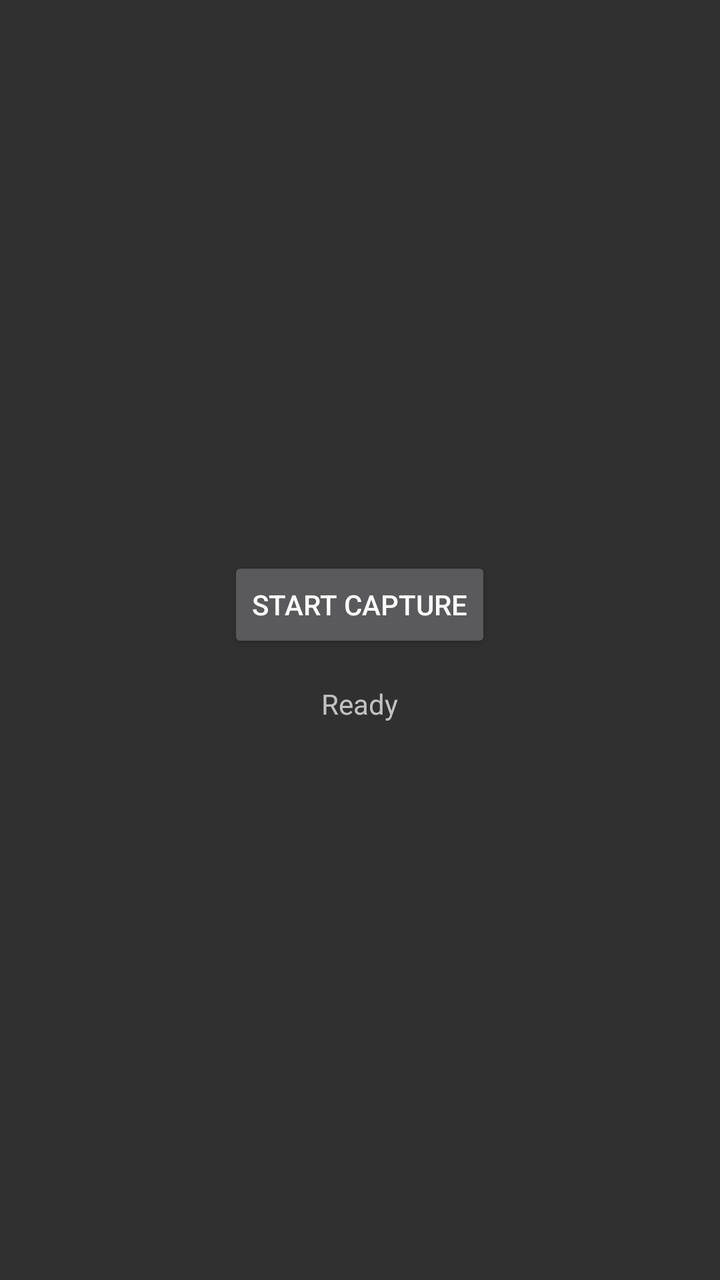
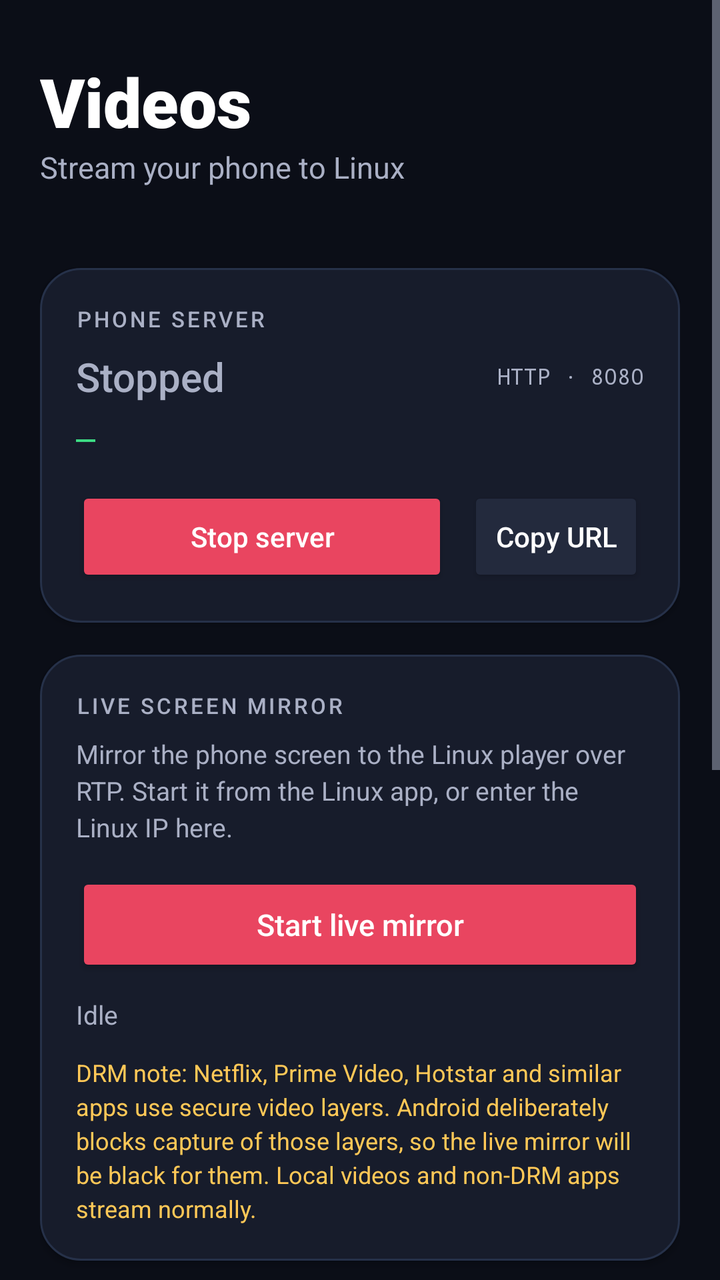

Before-and-after screenshots of an Android layout around one commit, followed by the original layout XML and the change that was made.
<!-- AndroidManifest.xml: application theme Theme.Videos -->
<!-- res/layout/activity_main.xml -->
<?xml version="1.0" encoding="utf-8"?>
<LinearLayout xmlns:android="http://schemas.android.com/apk/res/android"
    android:layout_width="match_parent"
    android:layout_height="match_parent"
    android:orientation="vertical"
    android:gravity="center"
    android:padding="16dp">

    <Button
        android:id="@+id/capture_button"
        android:layout_width="wrap_content"
        android:layout_height="wrap_content"
        android:text="Start Capture" />

    <TextView
        android:id="@+id/status_text"
        android:layout_width="wrap_content"
        android:layout_height="wrap_content"
        android:layout_marginTop="16dp"
        android:text="Ready" />
</LinearLayout>
<!-- resources referenced by this layout -->
<resources>
  <style name="Theme.Videos" parent="android:Theme.Material.NoActionBar" />
</resources>

<!-- the commit's change to res/layout/activity_main.xml (unified diff, before → after) -->
@@ -1,21 +1,242 @@
 <?xml version="1.0" encoding="utf-8"?>
-<LinearLayout xmlns:android="http://schemas.android.com/apk/res/android"
+<ScrollView xmlns:android="http://schemas.android.com/apk/res/android"
     android:layout_width="match_parent"
     android:layout_height="match_parent"
-    android:orientation="vertical"
-    android:gravity="center"
-    android:padding="16dp">
-
-    <Button
-        android:id="@+id/capture_button"
-        android:layout_width="wrap_content"
+    android:background="@color/bg"
+    android:fillViewport="true">
+
+    <LinearLayout
+        android:layout_width="match_parent"
         android:layout_height="wrap_content"
-        android:text="Start Capture" />
-
-    <TextView
-        android:id="@+id/status_text"
-        android:layout_width="wrap_content"
-        android:layout_height="wrap_content"
-        android:layout_marginTop="16dp"
-        android:text="Ready" />
-</LinearLayout>
+        android:orientation="vertical"
+        android:padding="20dp">
+
+        <TextView
+            android:layout_width="wrap_content"
+            android:layout_height="wrap_content"
+            android:layout_marginTop="8dp"
+            android:fontFamily="sans-serif-black"
+            android:text="Videos"
+            android:textColor="@color/text_primary"
+            android:textSize="34sp" />
+
+        <TextView
+            android:layout_width="wrap_content"
+            android:layout_height="wrap_content"
+            android:text="Stream your phone to Linux"
+            android:textColor="@color/text_secondary"
+            android:textSize="15sp" />
+
+        <TextView
+            android:id="@+id/device_name"
+            android:layout_width="wrap_content"
+            android:layout_height="wrap_content"
+            android:layout_marginTop="4dp"
+            android:layout_marginBottom="4dp"
+            android:textColor="@color/text_secondary"
+            android:textSize="12sp" />
+
+        <LinearLayout
+            android:layout_width="match_parent"
+            android:layout_height="wrap_content"
+            android:layout_marginTop="16dp"
+            android:background="@drawable/card_bg"
+            android:elevation="2dp"
+            android:orientation="vertical"
+            android:padding="18dp">
+
+            <TextView
+                android:layout_width="wrap_content"
+                android:layout_height="wrap_content"
+                android:fontFamily="sans-serif-medium"
+                android:letterSpacing="0.12"
+                android:text="PHONE SERVER"
+                android:textColor="@color/text_secondary"
+                android:textSize="11sp" />
+
+            <LinearLayout
+                android:layout_width="match_parent"
+                android:layout_height="wrap_content"
+                android:layout_marginTop="8dp"
+                android:gravity="center_vertical"
+                android:orientation="horizontal">
+
+                <TextView
+                    android:id="@+id/server_status"
+                    android:layout_width="0dp"
+                    android:layout_height="wrap_content"
+                    android:layout_weight="1"
+                    android:fontFamily="sans-serif-medium"
+                    android:text="Stopped"
+                    android:textColor="@color/text_secondary"
+                    android:textSize="20sp" />
+
+                <TextView
+                    android:layout_width="wrap_content"
+                    android:layout_height="wrap_content"
+                    android:fontFamily="monospace"
+                    android:text="HTTP · 8080"
+                    android:textColor="@color/text_secondary"
+                    android:textSize="11sp" />
+            </LinearLayout>
+
+            <TextView
+                android:id="@+id/server_url"
+                android:layout_width="match_parent"
+                android:layout_height="wrap_content"
+                android:layout_marginTop="6dp"
+                android:fontFamily="monospace"
+                android:text="—"
+                android:textColor="@color/success"
+                android:textIsSelectable="true"
+                android:textSize="16sp" />
+
+            <LinearLayout
+                android:layout_width="match_parent"
+                android:layout_height="wrap_content"
+                android:layout_marginTop="14dp"
+                android:orientation="horizontal">
+
+                <Button
+                    android:id="@+id/server_button"
+                    android:layout_width="0dp"
+                    android:layout_height="50dp"
+                    android:layout_weight="1"
+                    android:backgroundTint="@color/primary"
+                    android:fontFamily="sans-serif-medium"
+                    android:text="Stop server"
+                    android:textAllCaps="false"
+                    android:textColor="@color/text_primary"
+                    android:textSize="14sp" />
+
+                <Button
+                    android:id="@+id/copy_url_button"
+                    android:layout_width="wrap_content"
+                    android:layout_height="50dp"
+                    android:layout_marginStart="10dp"
+                    android:backgroundTint="@color/surface_alt"
+                    android:fontFamily="sans-serif-medium"
+                    android:text="Copy URL"
+                    android:textAllCaps="false"
+                    android:textColor="@color/text_primary"
+                    android:textSize="14sp" />
+            </LinearLayout>
+        </LinearLayout>
+
+        <LinearLayout
+            android:layout_width="match_parent"
+            android:layout_height="wrap_content"
+            android:layout_marginTop="16dp"
+            android:background="@drawable/card_bg"
+            android:elevation="2dp"
+            android:orientation="vertical"
+            android:padding="18dp">
+
+            <TextView
+                android:layout_width="wrap_content"
+                android:layout_height="wrap_content"
+                android:fontFamily="sans-serif-medium"
+                android:letterSpacing="0.12"
+                android:text="LIVE SCREEN MIRROR"
+                android:textColor="@color/text_secondary"
+                android:textSize="11sp" />
+
+            <TextView
+                android:layout_width="match_parent"
+                android:layout_height="wrap_content"
+                android:layout_marginTop="8dp"
+                android:lineSpacingExtra="3dp"
+                android:text="Mirror the phone screen to the Linux player over RTP. Start it from the Linux app, or enter the Linux IP here."
+                android:textColor="@color/text_secondary"
+                android:textSize="13sp" />
+
+            <Button
+                android:id="@+id/live_button"
+                android:layout_width="match_parent"
+                android:layout_height="52dp"
+                android:layout_marginTop="14dp"
+                android:backgroundTint="@color/primary"
+                android:fontFamily="sans-serif-medium"
+                android:text="Start live mirror"
+                android:textAllCaps="false"
+                android:textColor="@color/text_primary"
+                android:textSize="15sp" />
+
+            <TextView
+                android:id="@+id/live_status"
+                android:layout_width="match_parent"
+                android:layout_height="wrap_content"
+                android:layout_marginTop="10dp"
+                android:text="Idle"
+                android:textColor="@color/text_secondary"
+                android:textSize="13sp" />
+
+            <TextView
+                android:layout_width="match_parent"
+                android:layout_height="wrap_content"
+                android:layout_marginTop="12dp"
+                android:lineSpacingExtra="3dp"
+                android:text="DRM note: Netflix, Prime Video, Hotstar and similar apps use secure video layers. Android deliberately blocks capture of those layers, so the live mirror will be black for them. Local videos and non-DRM apps stream normally."
+                android:textColor="@color/warning"
+                android:textSize="12sp" />
+        </LinearLayout>
+
+        <LinearLayout
+            android:layout_width="match_parent"
+            android:layout_height="wrap_content"
+            android:layout_marginTop="16dp"
+            android:background="@drawable/card_bg"
+            android:elevation="2dp"
+            android:orientation="vertical"
+            android:padding="18dp">
+
+            <TextView
+                android:layout_width="wrap_content"
+                android:layout_height="wrap_content"
+                android:fontFamily="sans-serif-medium"
+                android:letterSpacing="0.12"
+                android:text="HOW TO WATCH"
+                android:textColor="@color/text_secondary"
+                android:textSize="11sp" />
+
+            <TextView
+                android:layout_width="match_parent"
+                android:layout_height="wrap_content"
+                android:layout_marginTop="10dp"
+                android:lineSpacingExtra="5dp"
+                android:text="1. Keep the phone and the Linux machine on the same Wi-Fi.\n2. Leave this server running.\n3. On Linux run: python3 linux_app/videos_linux.py\n4. Pick a movie from the phone library. VLC-style controls play it with sound.\n5. Use Live mirror for the phone screen (non-DRM apps)."
+                android:textColor="@color/text_secondary"
+                android:textSize="13sp" />
+
+            <Button
+                android:id="@+id/permissions_button"
+                android:layout_width="match_parent"
+                android:layout_height="48dp"
+                android:layout_marginTop="14dp"
+                android:backgroundTint="@color/surface_alt"
+                android:fontFamily="sans-serif-medium"
+                android:text="Grant media access"
+                android:textAllCaps="false"
+                android:textColor="@color/text_primary"
+                android:textSize="14sp" />
+
+            <TextView
+                android:layout_width="match_parent"
+                android:layout_height="wrap_content"
+                android:layout_marginTop="10dp"
+                android:text="Android 9 and older cannot capture internal audio during live mirroring. Library playback always has full sound."
+                android:textColor="@color/text_secondary"
+                android:textSize="12sp" />
+        </LinearLayout>
+
+        <TextView
+            android:layout_width="match_parent"
+            android:layout_height="wrap_content"
+            android:layout_marginTop="18dp"
+            android:layout_marginBottom="8dp"
+            android:gravity="center"
+            android:text="Videos 2.0 · phone server + RTP live mirror"
+            android:textColor="@color/text_secondary"
+            android:textSize="11sp" />
+    </LinearLayout>
+</ScrollView>
<!-- resource entries referenced after the edit -->
@@ -1,5 +1,31 @@
 <!-- resources referenced by this layout -->
 <resources>
-  <style name="Theme.Videos" parent="android:Theme.Material.NoActionBar" />
+  <color name="bg">#0B0E17</color>
+  <color name="primary">#E94560</color>
+  <color name="success">#3DDC84</color>
+  <color name="surface_alt">#232A3D</color>
+  <color name="text_primary">#FFFFFF</color>
+  <color name="text_secondary">#AAB0C5</color>
+  <color name="warning">#FFC857</color>
+  <!-- drawable card_bg (drawable) -->
+  <?xml version="1.0" encoding="utf-8"?>
+  <shape xmlns:android="http://schemas.android.com/apk/res/android"
+      android:shape="rectangle">
+      <solid android:color="@color/surface" />
+      <corners android:radius="20dp" />
+      <stroke
+          android:width="1dp"
+          android:color="#263149" />
+  </shape>
+  <style name="Theme.Videos" parent="android:Theme.Material.NoActionBar">
+          <item name="android:windowBackground">@color/bg</item>
+          <item name="android:statusBarColor">@color/bg</item>
+          <item name="android:navigationBarColor">@color/bg</item>
+          <item name="android:colorAccent">@color/primary</item>
+          <item name="android:textColorPrimary">@color/text_primary</item>
+          <item name="android:textColorSecondary">@color/text_secondary</item>
+          <item name="android:windowLightStatusBar">false</item>
+      </style>
+  <color name="surface">#171C2B</color>
 </resources>
 
